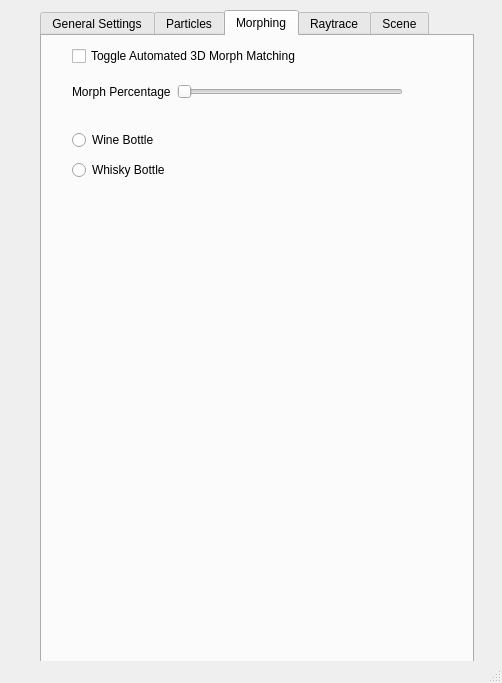
This is src/Qt/mainwindow.ui in UMLComputerGraphics/GraphicsProject as Qt 5 draws it before an edit. The edited form follows.
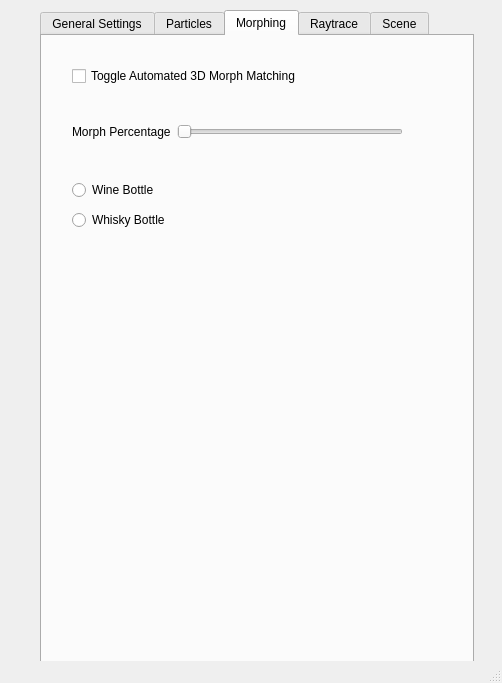
This is the edited form.

Commit message: Addition to set morph slider accordingly when a radio button is selected for either wine or whisky bottle. Otherwise slider would stay where last placed or paused, even though we are at a different morph percentage.

Patch:
```diff
--- a/src/Qt/mainwindow.ui
+++ b/src/Qt/mainwindow.ui
@@ -970,7 +970,7 @@
       <property name="geometry">
        <rect>
         <x>30</x>
-        <y>40</y>
+        <y>80</y>
         <width>331</width>
         <height>31</height>
        </rect>
@@ -999,7 +999,7 @@
       <property name="geometry">
        <rect>
         <x>30</x>
-        <y>90</y>
+        <y>140</y>
         <width>127</width>
         <height>58</height>
        </rect>
@@ -1025,7 +1025,7 @@
       <property name="geometry">
        <rect>
         <x>30</x>
-        <y>10</y>
+        <y>30</y>
         <width>281</width>
         <height>20</height>
        </rect>
```
The commit also changes 1 other file.
